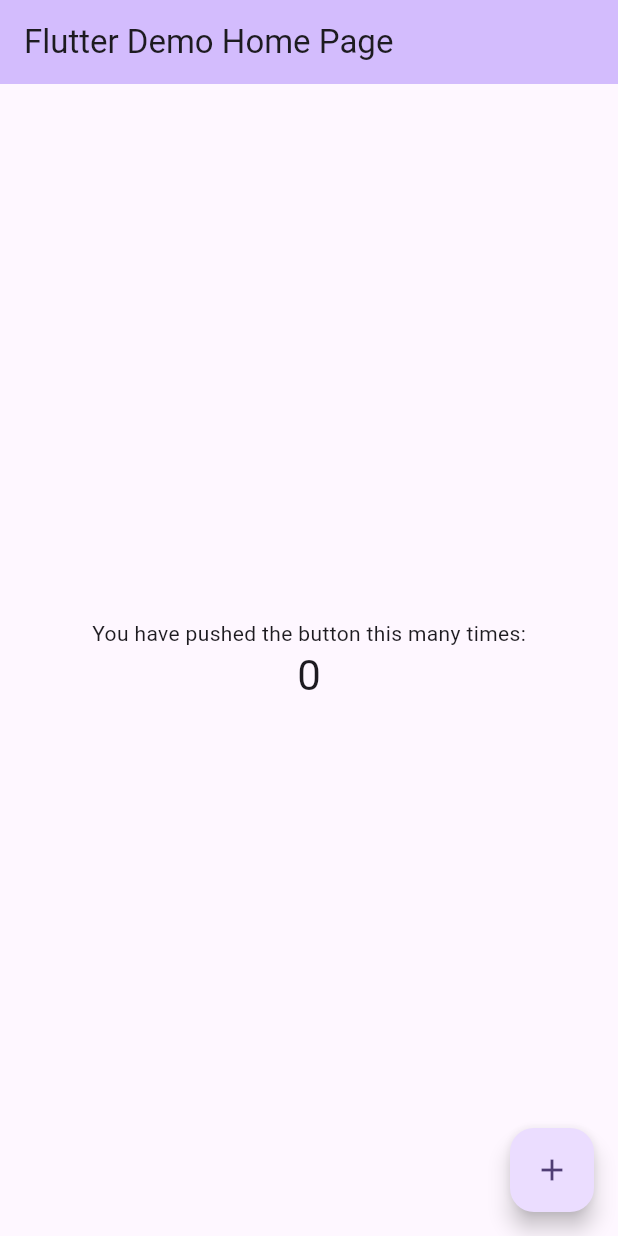
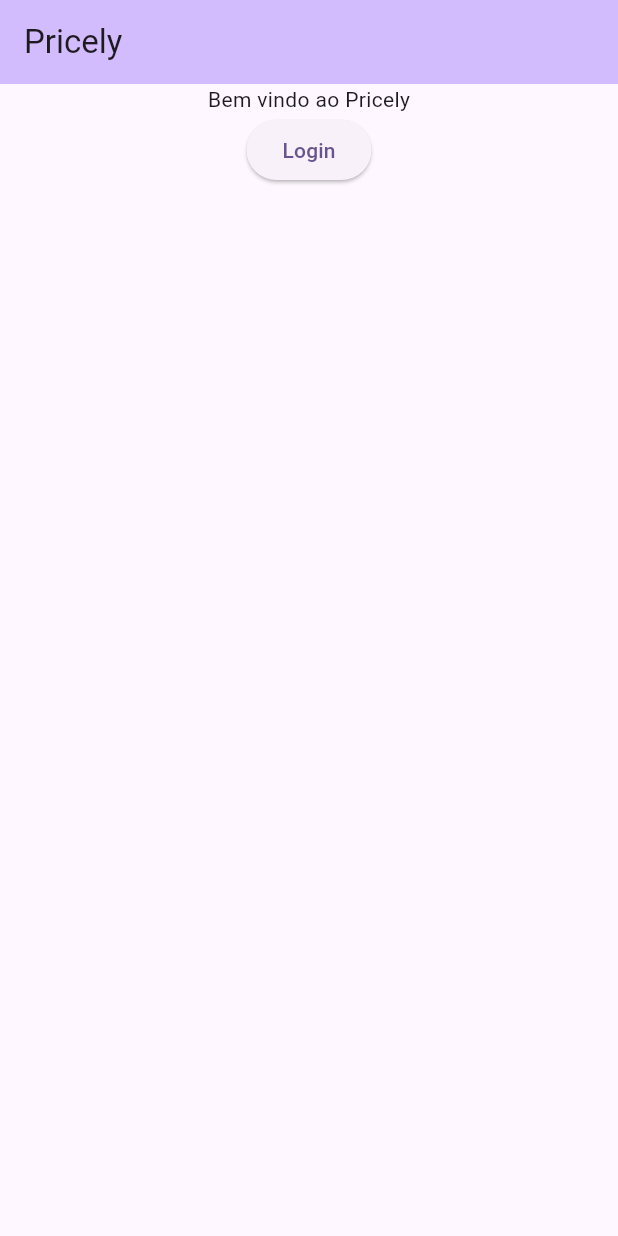
Before and after one commit to Trees-over-the-river/LDDM, a Flutter app: the screen it shows after launch, on a phone screen of 412 x 824 dp. Run offline on Flutter 3.47's test engine with Material 2 defaults, Android fonts, the phone set to English and light mode, and no system bars.

Commit message:
feat: tela de login

```diff
--- a/lib/main.dart
+++ b/lib/main.dart
@@ -1,4 +1,5 @@
 import 'package:flutter/material.dart';
+import 'package:pricely/pages/login.dart';
 
 void main() {
   runApp(const MyApp());
@@ -11,43 +12,22 @@ class MyApp extends StatelessWidget {
   @override
   Widget build(BuildContext context) {
     return MaterialApp(
-      title: 'Flutter Demo',
+      title: 'Pricely',
       theme: ThemeData(
-        // This is the theme of your application.
-        //
-        // TRY THIS: Try running your application with "flutter run". You'll see
-        // the application has a blue toolbar. Then, without quitting the app,
-        // try changing the seedColor in the colorScheme below to Colors.green
-        // and then invoke "hot reload" (save your changes or press the "hot
-        // reload" button in a Flutter-supported IDE, or press "r" if you used
-        // the command line to start the app).
-        //
-        // Notice that the counter didn't reset back to zero; the application
-        // state is not lost during the reload. To reset the state, use hot
-        // restart instead.
-        //
-        // This works for code too, not just values: Most code changes can be
-        // tested with just a hot reload.
         colorScheme: ColorScheme.fromSeed(seedColor: Colors.deepPurple),
         useMaterial3: true,
       ),
-      home: const MyHomePage(title: 'Flutter Demo Home Page'),
+      initialRoute: '/',
+      routes: {
+        '/login': (context) => Login(),
+      },
+      home: const MyHomePage(title: 'Pricely'),
     );
   }
 }
 
 class MyHomePage extends StatefulWidget {
   const MyHomePage({super.key, required this.title});
-
-  // This widget is the home page of your application. It is stateful, meaning
-  // that it has a State object (defined below) that contains fields that affect
-  // how it looks.
-
-  // This class is the configuration for the state. It holds the values (in this
-  // case the title) provided by the parent (in this case the App widget) and
-  // used by the build method of the State. Fields in a Widget subclass are
-  // always marked "final".
-
   final String title;
 
   @override
@@ -55,71 +35,26 @@ class MyHomePage extends StatefulWidget {
 }
 
 class _MyHomePageState extends State<MyHomePage> {
-  int _counter = 0;
-
-  void _incrementCounter() {
-    setState(() {
-      // This call to setState tells the Flutter framework that something has
-      // changed in this State, which causes it to rerun the build method below
-      // so that the display can reflect the updated values. If we changed
-      // _counter without calling setState(), then the build method would not be
-      // called again, and so nothing would appear to happen.
-      _counter++;
-    });
-  }
-
   @override
   Widget build(BuildContext context) {
-    // This method is rerun every time setState is called, for instance as done
-    // by the _incrementCounter method above.
-    //
-    // The Flutter framework has been optimized to make rerunning build methods
-    // fast, so that you can just rebuild anything that needs updating rather
-    // than having to individually change instances of widgets.
     return Scaffold(
       appBar: AppBar(
-        // TRY THIS: Try changing the color here to a specific color (to
-        // Colors.amber, perhaps?) and trigger a hot reload to see the AppBar
-        // change color while the other colors stay the same.
         backgroundColor: Theme.of(context).colorScheme.inversePrimary,
-        // Here we take the value from the MyHomePage object that was created by
-        // the App.build method, and use it to set our appbar title.
         title: Text(widget.title),
       ),
       body: Center(
-        // Center is a layout widget. It takes a single child and positions it
-        // in the middle of the parent.
         child: Column(
-          // Column is also a layout widget. It takes a list of children and
-          // arranges them vertically. By default, it sizes itself to fit its
-          // children horizontally, and tries to be as tall as its parent.
-          //
-          // Column has various properties to control how it sizes itself and
-          // how it positions its children. Here we use mainAxisAlignment to
-          // center the children vertically; the main axis here is the vertical
-          // axis because Columns are vertical (the cross axis would be
-          // horizontal).
-          //
-          // TRY THIS: Invoke "debug painting" (choose the "Toggle Debug Paint"
-          // action in the IDE, or press "p" in the console), to see the
-          // wireframe for each widget.
-          mainAxisAlignment: MainAxisAlignment.center,
-          children: <Widget>[
-            const Text(
-              'You have pushed the button this many times:',
-            ),
-            Text(
-              '$_counter',
-              style: Theme.of(context).textTheme.headlineMedium,
+          children: [
+            const Text("Bem vindo ao Pricely"),
+            ElevatedButton(
+              onPressed: () {
+                Navigator.of(context).pushNamed('/login');
+              },
+              child: const Text("Login"),
             ),
           ],
         ),
       ),
-      floatingActionButton: FloatingActionButton(
-        onPressed: _incrementCounter,
-        tooltip: 'Increment',
-        child: const Icon(Icons.add),
-      ), // This trailing comma makes auto-formatting nicer for build methods.
     );
   }
 }
```
Also changed, not shown: lib/pages/login.dart (added, +73 -0 lines).
